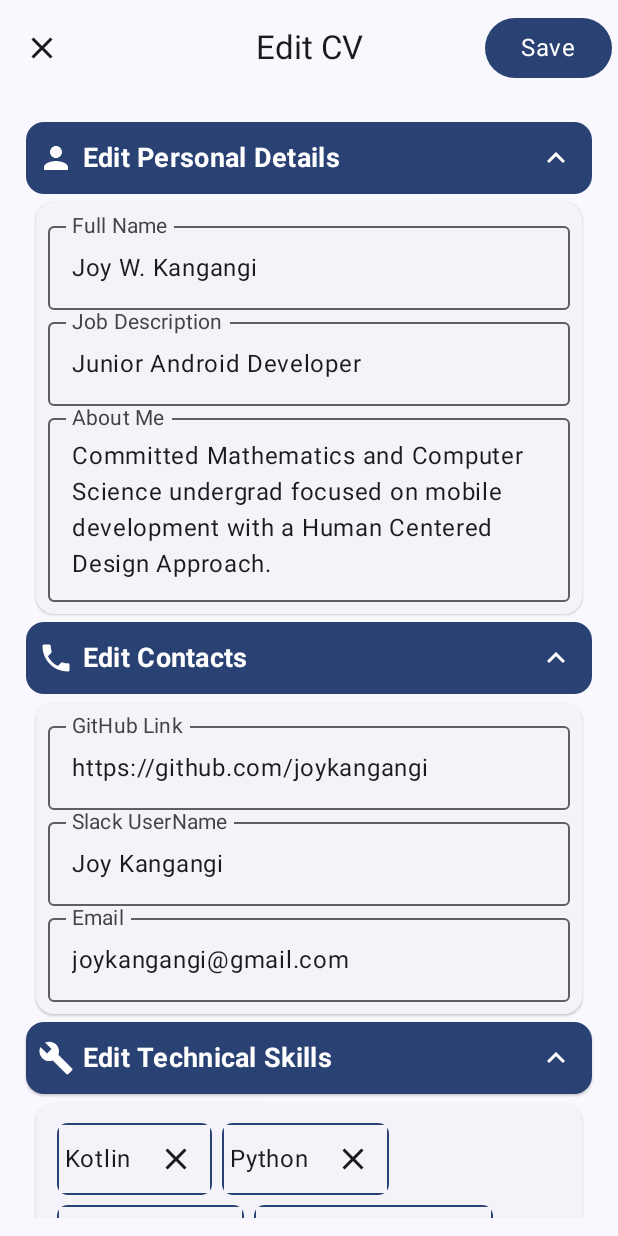
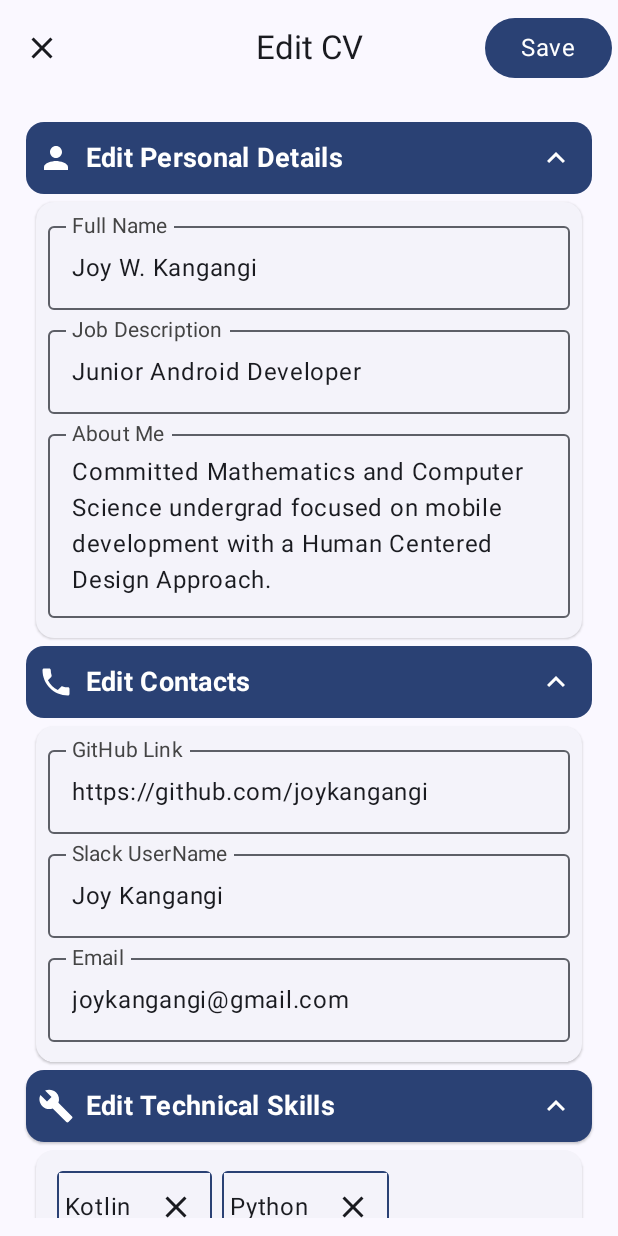
Before and after one commit to joykangangi/CVShowCase, an Android app built with Jetpack Compose: the @Preview function PrevEditScreen, on a phone screen of 412 x 824 dp. Run offline under Robolectric (Android 15) with nearby library versions, the phone set to English and light mode, and no system bars.

Commit message:
UI/UX fix

```diff
--- a/app/src/main/java/com/jkangangi/cvshowcase/app/util/CVViewModel.kt
+++ b/app/src/main/java/com/jkangangi/cvshowcase/app/util/CVViewModel.kt
@@ -4,7 +4,6 @@ import android.content.ActivityNotFoundException
 import android.content.Context
 import android.content.Intent
 import android.net.Uri
-import android.util.Log
 import android.widget.Toast
 import androidx.core.content.ContextCompat.startActivity
 import androidx.lifecycle.ViewModel
@@ -44,7 +43,6 @@ class CVViewModel : ViewModel() {
             val updatedSoftSkills = _cvState.value.softSkills.toMutableList()
             if (updatedSoftSkills.remove(skill)) {
                 _cvState.update { it.copy(softSkills = updatedSoftSkills) }
-                Log.i("VM INSTANCE", "STATE = ${_cvState.value.softSkills}")
             }
         }
     }
--- a/app/src/main/java/com/jkangangi/cvshowcase/app/widgets/CVHeader.kt
+++ b/app/src/main/java/com/jkangangi/cvshowcase/app/widgets/CVHeader.kt
@@ -1,5 +1,6 @@
 package com.jkangangi.cvshowcase.app.widgets
 
+import androidx.compose.animation.AnimatedVisibility
 import androidx.compose.animation.core.animateFloat
 import androidx.compose.animation.core.tween
 import androidx.compose.animation.core.updateTransition
@@ -93,7 +94,7 @@ fun CVHeader(
                                 imageVector = icon,
                                 contentDescription = stringResource(id = R.string.cv_icon)
                             )
-                            Spacer(modifier = modifier.width(6.dp))
+                            Spacer(modifier = modifier.width(8.dp))
                             Text(text = header, style = MaterialTheme.typography.titleMedium)
                             Spacer(modifier = modifier.weight(1f))
                             IconButton(
@@ -109,7 +110,9 @@ fun CVHeader(
                     )
                 },
             )
-            if (isExpanded) {
+
+            AnimatedVisibility(visible = isExpanded) {
+
                 ElevatedCard(
                     modifier = bodyCardModifiers,
                     content = body
--- a/app/src/main/java/com/jkangangi/cvshowcase/app/widgets/ChipItem.kt
+++ b/app/src/main/java/com/jkangangi/cvshowcase/app/widgets/ChipItem.kt
@@ -19,7 +19,7 @@ fun ChipItem(modifier: Modifier = Modifier, chipText: String) {
     Box(
         modifier = modifier
             .padding(5.dp)
-            .clip(RoundedCornerShape(15))
+            .clip(RoundedCornerShape(8))
             .border(width = 1.dp, color = MaterialTheme.colorScheme.primary),
         contentAlignment = Alignment.Center,
         content = {
--- a/app/src/main/java/com/jkangangi/cvshowcase/app/widgets/TextInput.kt
+++ b/app/src/main/java/com/jkangangi/cvshowcase/app/widgets/TextInput.kt
@@ -1,13 +1,16 @@
 package com.jkangangi.cvshowcase.app.widgets
 
 import androidx.compose.foundation.layout.Column
+import androidx.compose.foundation.layout.Spacer
 import androidx.compose.foundation.layout.fillMaxWidth
+import androidx.compose.foundation.layout.height
 import androidx.compose.material3.MaterialTheme
 import androidx.compose.material3.OutlinedTextField
 import androidx.compose.material3.Text
 import androidx.compose.runtime.Composable
 import androidx.compose.ui.Modifier
 import androidx.compose.ui.res.stringResource
+import androidx.compose.ui.unit.dp
 import com.jkangangi.cvshowcase.R
 
 @Composable
@@ -18,6 +21,7 @@ fun TextInput(
     txtLabel: String,
 ) {
     Column(
+        modifier = modifier,
         content = {
             OutlinedTextField(
                 modifier = modifier.fillMaxWidth(),
@@ -26,6 +30,7 @@ fun TextInput(
                 textStyle = MaterialTheme.typography.bodyLarge,
                 label = { Text(text = txtLabel, style = MaterialTheme.typography.titleSmall) },
             )
+            Spacer(modifier = modifier.height(5.dp))
 
             if (input.isEmpty()) {
                 Text(
--- a/app/src/main/java/com/jkangangi/cvshowcase/edit_cv/EditCVScreen.kt
+++ b/app/src/main/java/com/jkangangi/cvshowcase/edit_cv/EditCVScreen.kt
@@ -1,5 +1,6 @@
 package com.jkangangi.cvshowcase.edit_cv
 
+import androidx.compose.foundation.layout.Arrangement
 import androidx.compose.foundation.layout.Column
 import androidx.compose.foundation.layout.ExperimentalLayoutApi
 import androidx.compose.foundation.layout.FlowRow
@@ -73,7 +74,7 @@ fun EditCVScreen(
                     )
                     EditBodySection(
                         items = state.certifications,
-                        updateCV = { newCerts -> updateCV(state.copy(projects = newCerts)) } ,
+                        updateCV = { newCerts -> updateCV(state.copy(certifications = newCerts)) } ,
                         icon =  Icons.Default.Anchor,
                         headerID = R.string.edit_cert
                     )
@@ -95,7 +96,7 @@ private fun EditPersonalInfo(
         body = {
             Column(
                 modifier = modifier.padding(8.dp),
-                horizontalAlignment = Alignment.CenterHorizontally,
+                verticalArrangement = Arrangement.SpaceEvenly,
                 content = {
                     TextInput(
                         input = state.fullName,
@@ -113,7 +114,6 @@ private fun EditPersonalInfo(
                         onInputChange = { updateCV(state.copy(bio = it)) },
                         txtLabel = "About Me"
                     )
-
                 }
             )
         }
--- a/app/src/main/java/com/jkangangi/cvshowcase/edit_cv/components/EditCVBody.kt
+++ b/app/src/main/java/com/jkangangi/cvshowcase/edit_cv/components/EditCVBody.kt
@@ -2,18 +2,20 @@
 
 import androidx.compose.foundation.layout.Arrangement
 import androidx.compose.foundation.layout.Column
-import androidx.compose.foundation.layout.Row
-import androidx.compose.foundation.layout.fillMaxWidth
+import androidx.compose.foundation.layout.Spacer
+import androidx.compose.foundation.layout.height
 import androidx.compose.foundation.layout.padding
 import androidx.compose.runtime.Composable
-import androidx.compose.ui.Alignment
 import androidx.compose.ui.Modifier
 import androidx.compose.ui.graphics.vector.ImageVector
 import androidx.compose.ui.res.stringResource
+import androidx.compose.ui.tooling.preview.Preview
 import androidx.compose.ui.unit.dp
+import com.jkangangi.cvshowcase.app.theme.CVShowCaseTheme
 import com.jkangangi.cvshowcase.app.widgets.CVHeader
 import com.jkangangi.cvshowcase.app.widgets.TextInput
 import com.jkangangi.cvshowcase.cv.CVBody
+import com.jkangangi.cvshowcase.cv.Duration
 
 
 /**
@@ -21,7 +23,7 @@
  */
 
 @Composable
-fun EditCVBody(
+private fun EditCVBody(
     modifier: Modifier = Modifier,
     body: CVBody,
     updateBody: (CVBody) -> Unit,
@@ -35,6 +37,57 @@
                 onInputChange = { updateBody(body.copy(title = it)) },
                 txtLabel = "Title"
             )
+            EditDate(
+                month = body.duration.startingMonth,
+                onMonthChanged = {
+                    updateBody(
+                        body.copy(
+                            duration = body.duration.copy(
+                                startingMonth = it
+                            )
+                        )
+                    )
+                },
+                txtLabelMonth = "Starting Month",
+                year = body.duration.startingYear,
+                onYearChanged = {
+                    updateBody(
+                        body.copy(
+                            duration = body.duration.copy(
+                                startingYear = it
+                            )
+                        )
+                    )
+                },
+                txtLabelYear = "Starting Year"
+            )
+
+            EditDate(
+                month = body.duration.endingMonth,
+                onMonthChanged = {
+                    updateBody(
+                        body.copy(
+                            duration = body.duration.copy(
+                                endingMonth = it
+                            )
+                        )
+                    )
+                },
+                txtLabelMonth = "Ending Month",
+                year = body.duration.endingYear,
+                onYearChanged = {
+                    updateBody(
+                        body.copy(
+                            duration = body.duration.copy(
+                                endingYear = it
+                            )
+                        )
+                    )
+                },
+                txtLabelYear = "Ending Year"
+            )
+
+
             TextInput(
                 input = body.description,
                 onInputChange = { updateBody(body.copy(description = it)) },
@@ -46,45 +99,7 @@
                 txtLabel = "Details"
             )
 
-            Row(
-                modifier = modifier.fillMaxWidth(),
-                verticalAlignment = Alignment.CenterVertically,
-                content = {
-                    TextInput(
-                        modifier = modifier.weight(.1f),
-                        input = body.duration.startingMonth,
-                        onInputChange = { updateBody(body.copy(duration = body.duration.copy(startingMonth = it))) },
-                        txtLabel = "Starting Month"
-                    )
-
-                    TextInput(
-                        modifier = modifier.weight(.1f) ,
-                        input = body.duration.startingYear,
-                        onInputChange = { updateBody(body.copy(duration = body.duration.copy(startingYear = it))) } ,
-                        txtLabel = "Starting Year"
-                    )
-                }
-            )
-
-            Row(
-                modifier = modifier.fillMaxWidth(),
-                verticalAlignment = Alignment.CenterVertically,
-                content = {
-                    TextInput(
-                        modifier = modifier.weight(.1f),
-                        input = body.duration.endingMonth,
-                        onInputChange = { updateBody(body.copy(duration = body.duration.copy(endingMonth = it))) },
-                        txtLabel = "Ending Month"
-                    )
-
-                    TextInput(
-                        modifier = modifier.weight(.1f) ,
-                        input = body.duration.endingYear,
-                        onInputChange = { updateBody(body.copy(duration = body.duration.copy(endingYear = it))) } ,
-                        txtLabel = "Ending Year"
-                    )
-                }
-            )
+            Spacer(modifier = modifier.height(5.dp))
         }
     )
 }
@@ -106,8 +121,12 @@
                 EditCVBody(
                     body = item,
                     updateBody = { updatedItem ->
+                        // For each project, check if it matches the current project.
+                        // If it matches, replace it with the updated project.
+                        // If it doesn't match, keep the project unchanged.
                         val updatedItems = items.map { cvBody ->
-                                 if (cvBody == item) updatedItem else cvBody }
+                            if (cvBody == item) updatedItem else cvBody
+                        }
                         updateCV(updatedItems)
                     },
                     modifier = modifier,
@@ -116,3 +135,23 @@
         }
     )
 }
+
+@Preview(showBackground = true)
+@Composable
+private fun PrevEditCVBody() {
+    CVShowCaseTheme {
+        val prevBody = CVBody(
+            title = "Android Intern",
+            description = "HNG Internship",
+            details = "Worked with backend and design engineers to build a mobile app",
+            duration = Duration(
+                startingMonth = "Sep",
+                startingYear = "2023",
+                endingMonth = "Nov",
+                endingYear = "2023"
+            )
+        )
+
+        EditCVBody(body = prevBody, updateBody = { })
+    }
+}
--- a/app/src/main/java/com/jkangangi/cvshowcase/edit_cv/components/EditChip.kt
+++ b/app/src/main/java/com/jkangangi/cvshowcase/edit_cv/components/EditChip.kt
@@ -29,7 +29,7 @@ fun EditChip(
     Box(
         modifier = modifier
             .padding(3.dp)
-            .clip(RoundedCornerShape(15))
+            .clip(RoundedCornerShape(8))
             .border(width = 1.dp, color = MaterialTheme.colorScheme.primary),
         contentAlignment = Alignment.Center,
         content = {
--- /dev/null
+++ b/app/src/main/java/com/jkangangi/cvshowcase/edit_cv/components/EditDate.kt
@@ -0,0 +1,80 @@
+package com.jkangangi.cvshowcase.edit_cv.components
+
+import androidx.compose.foundation.layout.Arrangement
+import androidx.compose.foundation.layout.Box
+import androidx.compose.foundation.layout.Row
+import androidx.compose.foundation.layout.Spacer
+import androidx.compose.foundation.layout.fillMaxWidth
+import androidx.compose.foundation.layout.width
+import androidx.compose.runtime.Composable
+import androidx.compose.ui.Alignment
+import androidx.compose.ui.Modifier
+import androidx.compose.ui.tooling.preview.Preview
+import androidx.compose.ui.unit.dp
+import com.jkangangi.cvshowcase.app.theme.CVShowCaseTheme
+import com.jkangangi.cvshowcase.app.widgets.TextInput
+
+/**
+ * At the time of writing this function, I could not pass the
+ * weights directly to the TextInputs as in CVBody with the title + date.
+ * If so, it brings a cluttered layout, the 2nd TextInput looks squashed.
+ * So, I resulted into using a box :(
+ */
+@Composable
+fun EditDate(
+    modifier: Modifier = Modifier,
+    month: String,
+    onMonthChanged: (String) -> Unit,
+    txtLabelMonth: String,
+    year: String,
+    onYearChanged: (String) -> Unit,
+    txtLabelYear: String,
+) {
+    Row(
+        modifier = modifier.fillMaxWidth(),
+        verticalAlignment = Alignment.CenterVertically,
+        horizontalArrangement = Arrangement.SpaceBetween,
+        content = {
+            Box(
+                modifier = modifier.weight(1f),
+                contentAlignment = Alignment.CenterStart
+            ) {
+                TextInput(
+                    modifier = modifier.fillMaxWidth(),
+                    input = month,
+                    onInputChange = onMonthChanged,
+                    txtLabel = txtLabelMonth
+                )
+            }
+
+            Spacer(modifier = modifier.width(16.dp))
+
+            Box(
+                modifier = modifier.weight(1f),
+                contentAlignment = Alignment.CenterStart
+            ) {
+                TextInput(
+                    modifier = modifier.fillMaxWidth(),
+                    input = year,
+                    onInputChange = onYearChanged,
+                    txtLabel = txtLabelYear
+                )
+            }
+        }
+    )
+}
+
+@Preview(showBackground = true)
+@Composable
+fun PrevDate() {
+    CVShowCaseTheme {
+       EditDate(
+           month = "Jan",
+           onMonthChanged = { },
+           txtLabelMonth = "Starting Month",
+           year = "2024",
+           onYearChanged = { },
+           txtLabelYear = "Starting Year"
+       )
+    }
+}
```
Also changed, not shown: app/src/main/java/com/jkangangi/cvshowcase/app/widgets/DateSection.kt (+36 -15 lines).
